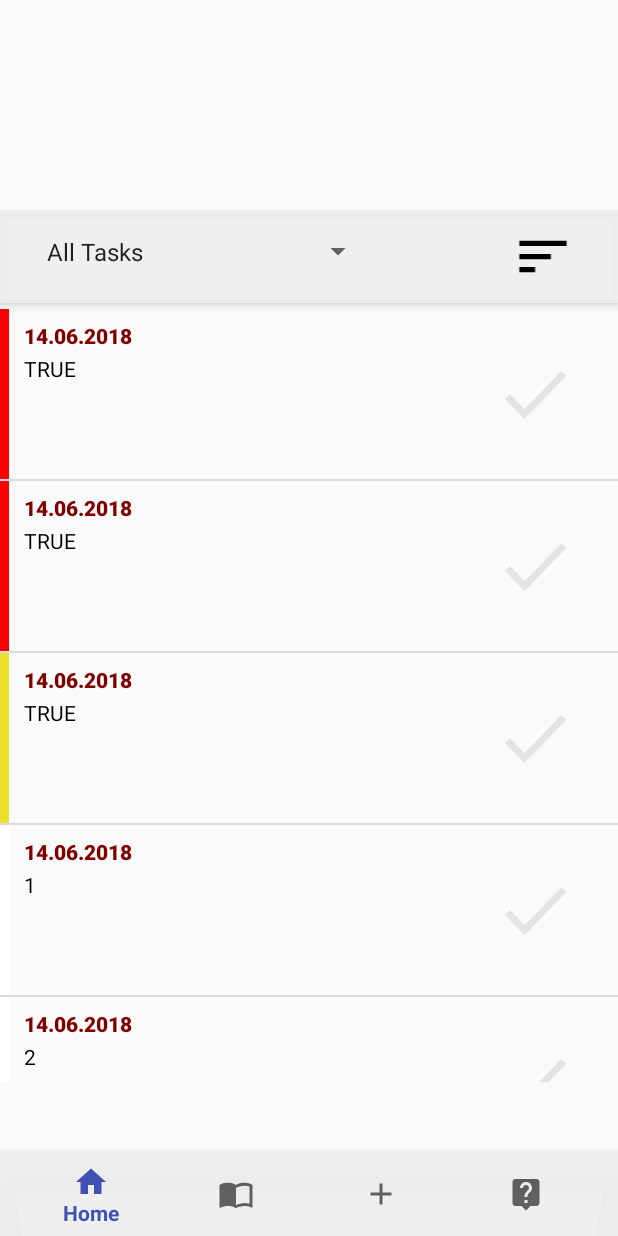
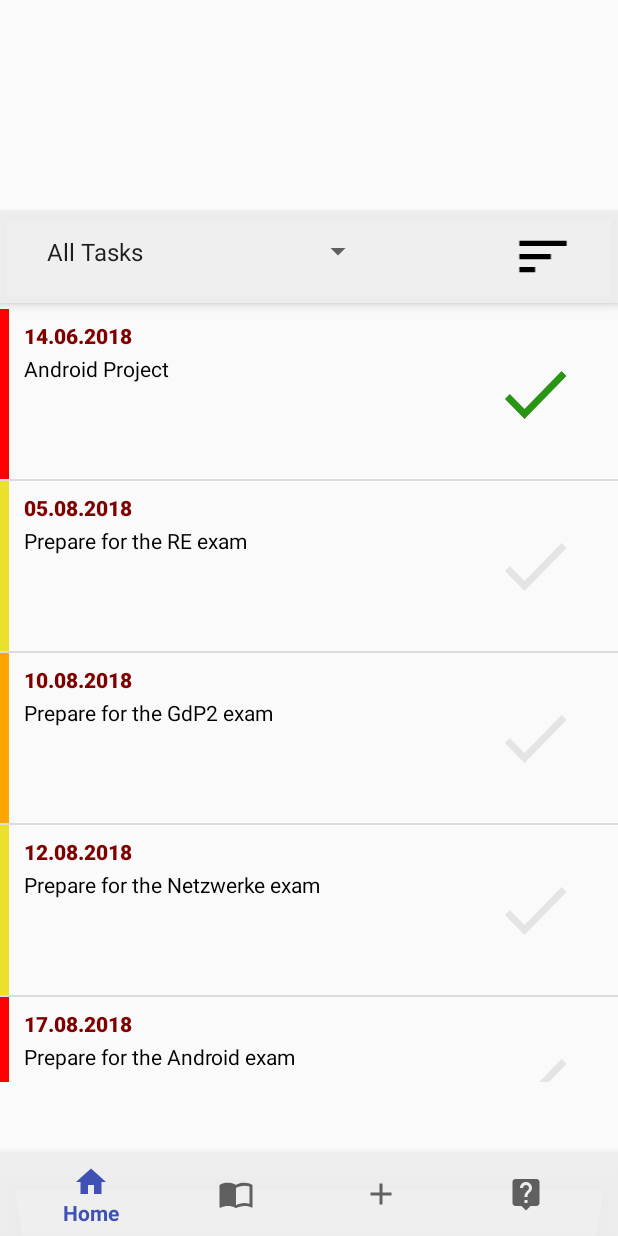
Before and after one commit to jantoktosunov/Timemanagament-App-Android, an Android app: the screen it shows after launch (MainActivity), on a phone screen of 412 x 824 dp. Run offline under Robolectric (Android 15) with nearby library versions, the phone set to English and light mode, and no system bars.

Commit message:
Added fake data.

```diff
--- a/app/src/main/java/de/fh_zwickau/timemanagement2/MainActivity.java
+++ b/app/src/main/java/de/fh_zwickau/timemanagement2/MainActivity.java
@@ -9,6 +9,7 @@ import android.os.Bundle;
 import android.view.MenuItem;
 
 import java.util.ArrayList;
+import java.util.Calendar;
 import java.util.Date;
 
 public class MainActivity extends AppCompatActivity {
@@ -92,17 +93,40 @@ public class MainActivity extends AppCompatActivity {
         tasks.add(task);
     }
     private void createTasks() {
-        tasks.add(new Task("TRUE",new Date(),Urgency.UI));
-        //tasks.get(0).setDone(true);
+        tasks.add(new Task("Android Project", new Date(), Urgency.UI));
+        tasks.get(0).setDone(true);
 
-        tasks.add(new Task("TRUE",new Date(),Urgency.UI));
-        //tasks.get(1).setDone(true);
-        tasks.add(new Task("TRUE",new Date(),Urgency.NUI));
-        //tasks.get(2).setDone(true);
-        tasks.add(new Task("1",new Date(),Urgency.NUNI));
-        tasks.add(new Task("2",new Date(),Urgency.NUNI));
-        tasks.add(new Task("3",new Date(),Urgency.NUNI));
-        tasks.add(new Task("4",new Date(),Urgency.NUNI));
-        tasks.add(new Task("5",new Date(),Urgency.UNI));
+        Calendar calendar = Calendar.getInstance();
+        calendar.set(Calendar.YEAR, 2018);
+        calendar.set(Calendar.MONTH, 7);
+        calendar.set(Calendar.DAY_OF_MONTH, 5);
+
+        tasks.add(new Task("Prepare for the RE exam", calendar.getTime(), Urgency.NUI));
+
+        calendar.set(Calendar.DAY_OF_MONTH, 10);
+        tasks.add(new Task("Prepare for the GdP2 exam", calendar.getTime() , Urgency.UNI));
+
+        calendar.set(Calendar.DAY_OF_MONTH, 12);
+        tasks.add(new Task("Prepare for the Netzwerke exam", calendar.getTime() , Urgency.NUI));
+
+        calendar.set(Calendar.DAY_OF_MONTH, 17);
+        tasks.add(new Task("Prepare for the Android exam", calendar.getTime() , Urgency.UI));
+
+        calendar.set(Calendar.MONTH, 8);
+        calendar.set(Calendar.DAY_OF_MONTH, 1);
+        tasks.add(new Task("Lose weight by 5 kg", calendar.getTime(), Urgency.NUNI));
+
+        calendar.set(Calendar.MONTH, 6);
+        calendar.set(Calendar.DAY_OF_MONTH, 21);
+        tasks.add(new Task("Pay Semesterbeitrag", calendar.getTime(), Urgency.NUNI));
+
+        calendar.set(Calendar.DAY_OF_MONTH, 14);
+        tasks.add(new Task("Prepare for the WM-2018", new Date(), Urgency.UNI));
+
+        calendar.set(Calendar.MONTH, 9);
+        tasks.add(new Task("Take a shower" , calendar.getTime(), Urgency.UI));
+
+
+
     }
 }
```
